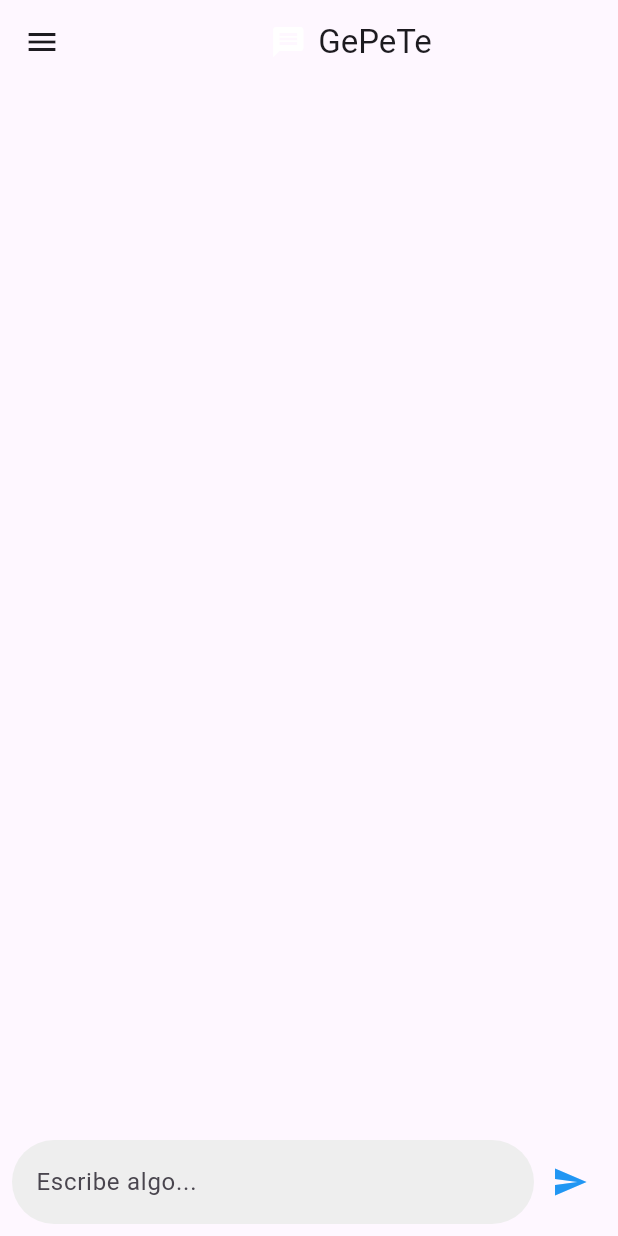
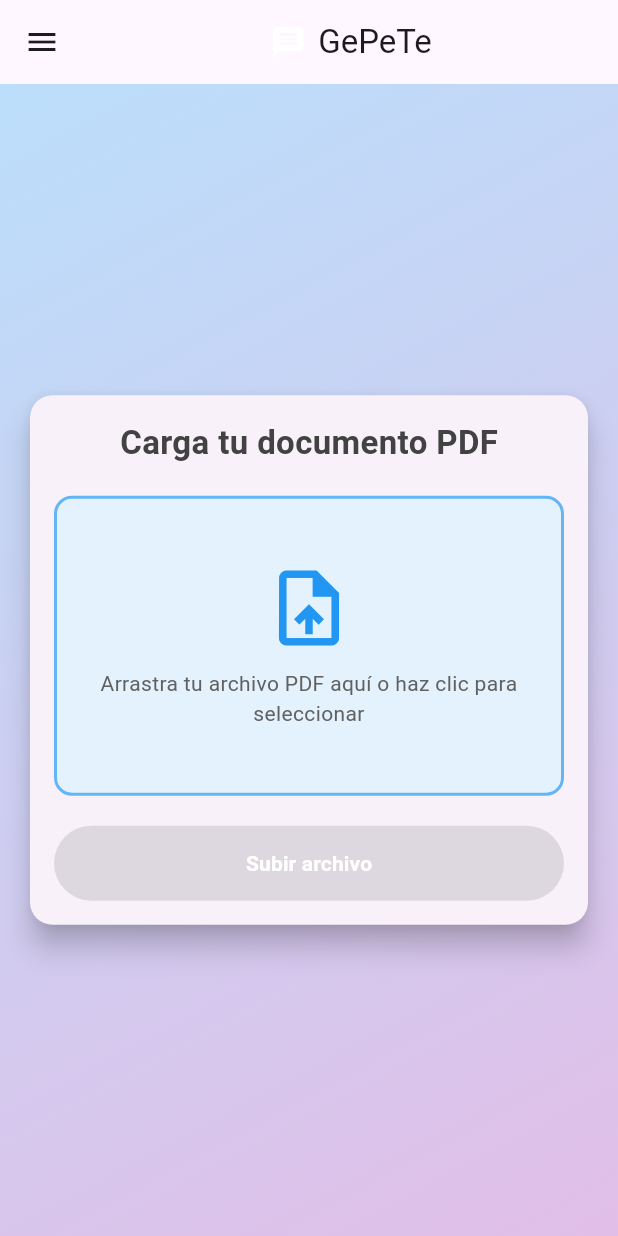
Before and after one commit to angelHerreraP/gepete, a Flutter app: the screen it shows after launch, on a phone screen of 412 x 824 dp. Run offline on Flutter 3.47's test engine with Material 3 defaults, Android fonts, the phone set to English and light mode, and no system bars; our stand-ins replace file_picker.

```diff
--- /dev/null
+++ b/lib/Screens/LoadFile.dart
@@ -0,0 +1,224 @@
+import 'dart:io';
+
+import 'package:file_picker/file_picker.dart';
+import 'package:flutter/material.dart';
+import 'package:gepete/Menus/CustomAppBar.dart';
+import 'package:gepete/Menus/Drawer.dart';
+import 'package:gepete/Screens/App.dart'; // Importa la clase de la página de chat que creamos anteriormente
+import 'package:http/http.dart' as http;
+import 'package:path/path.dart' as path;
+
+class PDFUploadPage extends StatefulWidget {
+  const PDFUploadPage({super.key});
+
+  @override
+  _PDFUploadPageState createState() => _PDFUploadPageState();
+}
+
+class _PDFUploadPageState extends State<PDFUploadPage> {
+  File? _selectedFile;
+  String _errorMessage = '';
+
+  Future<void> _pickFile() async {
+    try {
+      FilePickerResult? result = await FilePicker.platform.pickFiles(
+        type: FileType.custom,
+        allowedExtensions: ['pdf'],
+      );
+
+      if (result != null) {
+        File file = File(result.files.single.path!);
+
+        // Verificar que es un archivo PDF
+        if (path.extension(file.path).toLowerCase() == '.pdf') {
+          setState(() {
+            _selectedFile = file;
+            _errorMessage = '';
+          });
+        } else {
+          _showErrorDialog('Por favor, selecciona solo archivos PDF');
+        }
+      }
+    } catch (e) {
+      _showErrorDialog('Error al seleccionar archivo: ${e.toString()}');
+    }
+  }
+
+  Future<void> _uploadFile() async {
+    if (_selectedFile == null) {
+      setState(() {
+        _errorMessage = 'No se seleccionó un archivo.';
+      });
+      return;
+    }
+
+    try {
+      var request = http.MultipartRequest(
+          'POST', Uri.parse('http://108.163.157.73:8000/pdf/upload'));
+
+      request.files
+          .add(await http.MultipartFile.fromPath('file', _selectedFile!.path));
+
+      var response = await request.send();
+
+      if (response.statusCode == 200) {
+        // Leer la respuesta
+        var responseBody = await response.stream.bytesToString();
+        print('Respuesta del servidor: $responseBody');
+
+        // Navegar a la página de chat
+        Navigator.push(
+            context, MaterialPageRoute(builder: (context) => const App()));
+      } else {
+        // Manejar errores de respuesta
+        var errorBody = await response.stream.bytesToString();
+        setState(() {
+          _errorMessage = 'Error al subir el archivo: $errorBody';
+        });
+        print('Error en la subida: $errorBody');
+      }
+    } catch (error) {
+      setState(() {
+        _errorMessage = 'Error al subir el archivo: ${error.toString()}';
+      });
+      print('Error al subir el archivo: $error');
+    }
+  }
+
+  void _showErrorDialog(String message) {
+    showDialog(
+      context: context,
+      builder: (ctx) => AlertDialog(
+        title: const Text('Error'),
+        content: Text(message),
+        actions: <Widget>[
+          TextButton(
+            child: const Text('Okay'),
+            onPressed: () {
+              Navigator.of(ctx).pop();
+            },
+          )
+        ],
+      ),
+    );
+  }
+
+  @override
+  Widget build(BuildContext context) {
+    return Scaffold(
+      appBar: const CustomAppBar(),
+      drawer: const CustomDrawer(),
+      body: Container(
+        decoration: BoxDecoration(
+          gradient: LinearGradient(
+            begin: Alignment.topLeft,
+            end: Alignment.bottomRight,
+            colors: [
+              Colors.blue.shade100,
+              Colors.purple.shade100,
+            ],
+          ),
+        ),
+        child: Center(
+          child: SingleChildScrollView(
+            child: Card(
+              elevation: 8,
+              shape: RoundedRectangleBorder(
+                borderRadius: BorderRadius.circular(15),
+              ),
+              margin: const EdgeInsets.all(20),
+              child: Padding(
+                padding: const EdgeInsets.all(16.0),
+                child: Column(
+                  mainAxisSize: MainAxisSize.min,
+                  children: [
+                    Text(
+                      'Carga tu documento PDF',
+                      style: TextStyle(
+                        fontSize: 22,
+                        fontWeight: FontWeight.bold,
+                        color: Colors.grey[800],
+                      ),
+                    ),
+                    const SizedBox(height: 20),
+                    GestureDetector(
+                      onTap: _pickFile,
+                      child: Container(
+                        height: 200,
+                        decoration: BoxDecoration(
+                          border: Border.all(
+                            color: Colors.blue.shade300,
+                            style: BorderStyle.solid,
+                            width: 2,
+                          ),
+                          borderRadius: BorderRadius.circular(12),
+                          color: Colors.blue.shade50,
+                        ),
+                        child: Center(
+                          child: Column(
+                            mainAxisAlignment: MainAxisAlignment.center,
+                            children: [
+                              Icon(
+                                Icons.upload_file,
+                                color: Colors.blue.shade500,
+                                size: 60,
+                              ),
+                              const SizedBox(height: 10),
+                              Text(
+                                'Arrastra tu archivo PDF aquí o haz clic para seleccionar',
+                                textAlign: TextAlign.center,
+                                style: TextStyle(
+                                  color: Colors.grey[700],
+                                ),
+                              ),
+                              if (_selectedFile != null) ...[
+                                const SizedBox(height: 10),
+                                Text(
+                                  path.basename(_selectedFile!.path),
+                                  style: TextStyle(
+                                    color: Colors.grey[600],
+                                    fontSize: 12,
+                                  ),
+                                ),
+                              ],
+                            ],
+                          ),
+                        ),
+                      ),
+                    ),
+                    if (_errorMessage.isNotEmpty) ...[
+                      const SizedBox(height: 10),
+                      Text(
+                        _errorMessage,
+                        style: const TextStyle(
+                          color: Colors.red,
+                          fontSize: 12,
+                        ),
+                        textAlign: TextAlign.center,
+                      ),
+                    ],
+                    const SizedBox(height: 20),
+                    ElevatedButton(
+                      onPressed: _selectedFile != null ? _uploadFile : null,
+                      style: ElevatedButton.styleFrom(
+                        backgroundColor: Colors.blue.shade500,
+                        minimumSize: const Size(double.infinity, 50),
+                      ),
+                      child: const Text(
+                        'Subir archivo',
+                        style: TextStyle(
+                          color: Colors.white,
+                          fontWeight: FontWeight.bold,
+                        ),
+                      ),
+                    ),
+                  ],
+                ),
+              ),
+            ),
+          ),
+        ),
+      ),
+    );
+  }
+}
--- a/lib/Screens/Splashscreen.dart
+++ b/lib/Screens/Splashscreen.dart
@@ -1,5 +1,5 @@
 import 'package:flutter/material.dart';
-import 'package:gepete/Screens/App.dart';
+import 'package:gepete/Screens/LoadFile.dart';
 
 class SplashScreen extends StatefulWidget {
   @override
@@ -14,7 +14,7 @@ class _SplashScreenState extends State<SplashScreen> {
       if (mounted) {
         Navigator.pushReplacement(
           context,
-          MaterialPageRoute(builder: (context) => App()),
+          MaterialPageRoute(builder: (context) => PDFUploadPage()),
         );
       }
     });
--- a/pubspec.yaml
+++ b/pubspec.yaml
@@ -13,6 +13,8 @@ dependencies:
   flutter:
     sdk: flutter
   cupertino_icons: ^1.0.8
+  http: ^1.2.2
+  file_picker: ^5.2.6
   #Aqui van tus dependencias
 
 dev_dependencies:
```
Also changed, not shown: lib/Screens/App.dart (+60 -17 lines), pubspec.lock, 6 other files.
